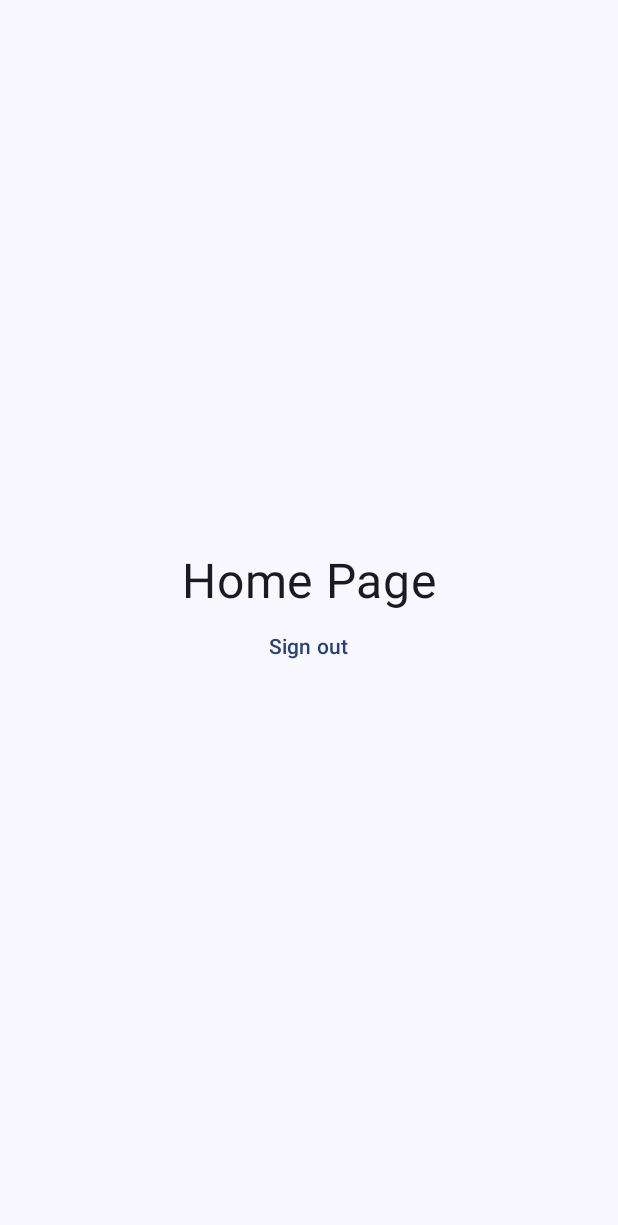
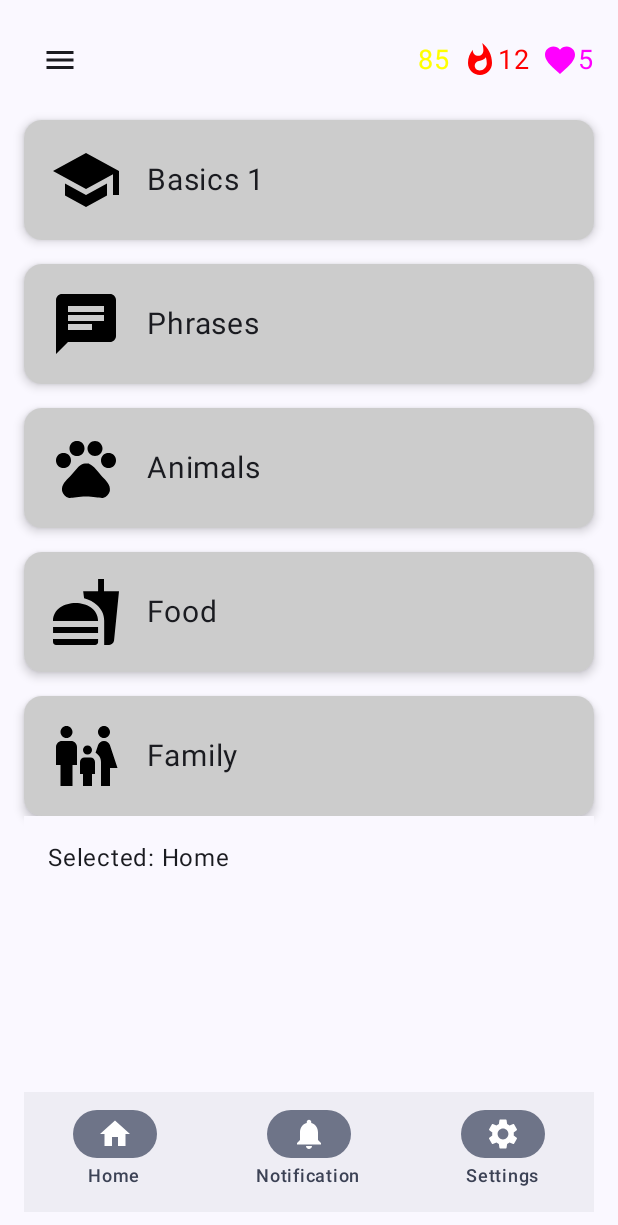
Before and after one commit to JunCodera1/LearningLanguageAndroid, an Android app built with Jetpack Compose: the HomeScreen screen opened through its navigation route, on a phone screen of 412 x 824 dp. Shown: the top 1225 px of the screen. Run offline under Robolectric (Android 15) with nearby library versions, the light colour scheme and no system bars; our stand-ins replace Firebase (no records; nobody signed in at launch, a user with empty details on screens opened directly), livedata-compose.

Commit message:
Add: Navigation Bottom

```diff
--- a/app/build.gradle.kts
+++ b/app/build.gradle.kts
@@ -68,4 +68,5 @@ dependencies {
     androidTestImplementation(libs.androidx.ui.test.junit4)
     debugImplementation(libs.androidx.ui.tooling)
     debugImplementation(libs.androidx.ui.test.manifest)
+    implementation(libs.androidx.material.icons.extended)
 }
--- /dev/null
+++ b/app/src/main/java/com/example/learninglanguage/navigation/NavItem.kt
@@ -0,0 +1,5 @@
+package com.example.learninglanguage.navigation
+
+import androidx.compose.ui.graphics.vector.ImageVector
+
+data class NavItem(val label: String, val icon: ImageVector)
--- /dev/null
+++ b/app/src/main/java/com/example/learninglanguage/plan.txt
@@ -0,0 +1,17 @@
+[Header: Logo + Profile + Notifications]
+|
+|-- Welcome Section: "Chào Mai! Bạn còn 2 bài để hoàn thành hôm nay."
+|   |-- Daily Streak: 🔥 7 ngày
+|   |-- XP Progress Bar: ▰▰▰▰▰ 80%
+|
+|-- Continue Learning Button: "Tiếp tục Bài 5: Gia đình"
+|
+|-- Skills Grid: [Nghe] [Nói] [Đọc] [Viết]
+|
+|-- Featured Topics Carousel: Du lịch, Công việc, Ẩm thực...
+|
+|-- Daily Challenge Card: "Dịch câu này và nhận 50 XP!"
+|
+|-- Community Section: "Thách đấu với bạn bè" + Leaderboard
+|
+[Footer: Support + Social Media]
--- /dev/null
+++ b/app/src/main/java/com/example/learninglanguage/ui/components/BottomNavigation.kt
@@ -0,0 +1,52 @@
+package com.example.learninglanguage.ui.components
+
+import androidx.compose.foundation.layout.fillMaxSize
+import androidx.compose.foundation.layout.padding
+import androidx.compose.material.icons.Icons
+import androidx.compose.material.icons.filled.Home
+import androidx.compose.material.icons.filled.Navigation
+import androidx.compose.material.icons.filled.Notifications
+import androidx.compose.material.icons.filled.Settings
+import androidx.compose.material3.Icon
+import androidx.compose.material3.NavigationBar
+import androidx.compose.material3.NavigationBarItem
+import androidx.compose.material3.Scaffold
+import androidx.compose.material3.Text
+import androidx.compose.runtime.Composable
+import androidx.compose.runtime.getValue
+import androidx.compose.runtime.mutableIntStateOf
+import androidx.compose.runtime.mutableStateOf
+import androidx.compose.runtime.remember
+import androidx.compose.runtime.setValue
+import androidx.compose.ui.Modifier
+import androidx.compose.ui.unit.dp
+import com.example.learninglanguage.navigation.NavItem
+@Composable
+fun BottomNavigation(modifier: Modifier = Modifier){
+    val navItemList = listOf(
+        NavItem("Home", Icons.Default.Home),
+        NavItem("Notification", Icons.Default.Notifications),
+        NavItem("Settings", Icons.Default.Settings)
+    )
+    val selectedIndex by remember { mutableIntStateOf(0) }
+    Scaffold(
+        modifier = Modifier.fillMaxSize(),
+        bottomBar = {
+            NavigationBar {
+                navItemList.forEachIndexed{ _, navItem ->
+                    NavigationBarItem(
+                        icon = { Icon(imageVector = navItem.icon, contentDescription = navItem.label) },
+                        label = { Text(text = navItem.label) },
+                        selected = true, // Cần logic xử lý trạng thái được chọn
+                        onClick = { /* TODO: Handle navigation */ }
+                    )
+                }
+            }
+        }
+    ) {  innerPadding ->
+        Text(
+            text = "Selected: ${navItemList[selectedIndex].label}",
+            modifier = Modifier.padding(innerPadding).padding(16.dp)
+        )
+    }
+}
--- /dev/null
+++ b/app/src/main/java/com/example/learninglanguage/ui/components/LessionGrid.kt
@@ -0,0 +1,27 @@
+package com.example.learninglanguage.ui.components
+import androidx.compose.foundation.layout.Arrangement
+import androidx.compose.foundation.layout.Column
+import androidx.compose.material.icons.Icons
+import androidx.compose.material.icons.filled.School
+import androidx.compose.material.icons.filled.Chat
+import androidx.compose.material.icons.filled.Pets
+import androidx.compose.material.icons.filled.Fastfood
+import androidx.compose.material.icons.filled.FamilyRestroom
+import androidx.compose.runtime.Composable
+import androidx.compose.ui.Alignment
+import androidx.compose.ui.unit.dp
+import androidx.navigation.NavController
+
+@Composable
+fun LessonGrid(navController: NavController) {
+    Column(
+        verticalArrangement = Arrangement.spacedBy(16.dp),
+        horizontalAlignment = Alignment.CenterHorizontally
+    ) {
+        LessonItem(title = "Basics 1", icon = Icons.Filled.School)
+        LessonItem(title = "Phrases", icon = Icons.Filled.Chat)
+        LessonItem(title = "Animals", icon = Icons.Filled.Pets)
+        LessonItem(title = "Food", icon = Icons.Filled.Fastfood)
+        LessonItem(title = "Family", icon = Icons.Filled.FamilyRestroom)
+    }
+}
--- /dev/null
+++ b/app/src/main/java/com/example/learninglanguage/ui/components/LessionItem.kt
@@ -0,0 +1,37 @@
+package com.example.learninglanguage.ui.components
+
+import androidx.compose.foundation.layout.*
+import androidx.compose.material.icons.Icons
+import androidx.compose.material3.*
+import androidx.compose.runtime.Composable
+import androidx.compose.ui.Modifier
+import androidx.compose.ui.graphics.Color
+import androidx.compose.ui.graphics.vector.ImageVector
+import androidx.compose.ui.unit.dp
+import androidx.compose.ui.unit.sp
+import androidx.compose.ui.Alignment
+
+@Composable
+fun LessonItem(title: String, icon: ImageVector) {
+    Card(
+        modifier = Modifier
+            .fillMaxWidth()
+            .height(80.dp),
+        colors = CardDefaults.cardColors(containerColor = Color.LightGray),
+        elevation = CardDefaults.cardElevation(4.dp)
+    ) {
+        Row(
+            modifier = Modifier.padding(16.dp),
+            verticalAlignment = Alignment.CenterVertically
+        ) {
+            Icon(
+                imageVector = icon,
+                contentDescription = title,
+                tint = Color.Black, // Có thể thay đổi màu sắc theo theme
+                modifier = Modifier.size(50.dp)
+            )
+            Spacer(modifier = Modifier.width(16.dp))
+            Text(text = title, fontSize = 20.sp)
+        }
+    }
+}
--- /dev/null
+++ b/app/src/main/java/com/example/learninglanguage/ui/components/TopBarSection.kt
@@ -0,0 +1,36 @@
+package com.example.learninglanguage.ui.components
+
+import androidx.compose.foundation.layout.*
+import androidx.compose.material.icons.Icons
+import androidx.compose.material.icons.filled.Menu
+import androidx.compose.material.icons.filled.Favorite
+import androidx.compose.material.icons.filled.Whatshot
+import androidx.compose.material3.*
+import androidx.compose.runtime.Composable
+import androidx.compose.ui.Alignment
+import androidx.compose.ui.Modifier
+import androidx.compose.ui.graphics.Color
+import androidx.compose.ui.unit.dp
+import androidx.compose.ui.unit.sp
+
+@Composable
+fun TopAppBarSection() {
+    Row(
+        modifier = Modifier.fillMaxWidth(),
+        horizontalArrangement = Arrangement.SpaceBetween,
+        verticalAlignment = Alignment.CenterVertically // ✅ Sửa lỗi Layout.Alignment
+    ) {
+        IconButton(onClick = { /* TODO: Mở menu */ }) {
+            Icon(imageVector = Icons.Filled.Menu, contentDescription = "Menu")
+        }
+        Row(verticalAlignment = Alignment.CenterVertically) { // ✅ Sửa lỗi Layout.Alignment
+            Text(text = "85", fontSize = 18.sp, color = Color.Yellow)
+            Spacer(modifier = Modifier.width(8.dp))
+            Icon(imageVector = Icons.Filled.Whatshot, contentDescription = "Streak", tint = Color.Red)
+            Text(text = "12", fontSize = 18.sp, color = Color.Red)
+            Spacer(modifier = Modifier.width(8.dp))
+            Icon(imageVector = Icons.Filled.Favorite, contentDescription = "Hearts", tint = Color.Magenta)
+            Text(text = "5", fontSize = 18.sp, color = Color.Magenta)
+        }
+    }
+}
--- a/app/src/main/java/com/example/learninglanguage/ui/screens/HomeScreen.kt
+++ b/app/src/main/java/com/example/learninglanguage/ui/screens/HomeScreen.kt
@@ -1,42 +1,54 @@
 package com.example.learninglanguage.ui.screens
 
-import androidx.compose.foundation.layout.Arrangement
-import androidx.compose.foundation.layout.Column
-import androidx.compose.foundation.layout.fillMaxSize
-import androidx.compose.material3.Text
-import androidx.compose.material3.TextButton
-import androidx.compose.runtime.Composable
-import androidx.compose.runtime.LaunchedEffect
+import androidx.compose.foundation.Image
+import androidx.compose.foundation.layout.*
+import androidx.compose.foundation.shape.CircleShape
+import androidx.compose.material3.*
+import androidx.compose.runtime.*
 import androidx.compose.runtime.livedata.observeAsState
 import androidx.compose.ui.Alignment
 import androidx.compose.ui.Modifier
+import androidx.compose.ui.draw.clip
+import androidx.compose.ui.graphics.Color
+import androidx.compose.ui.res.painterResource
+import androidx.compose.ui.unit.dp
 import androidx.compose.ui.unit.sp
 import androidx.navigation.NavController
 import com.example.learninglanguage.viewmodel.AuthState
 import com.example.learninglanguage.viewmodel.AuthViewModel
+import com.example.learninglanguage.R // Import hình ảnh từ resources
+import com.example.learninglanguage.ui.components.BottomNavigation
+import com.example.learninglanguage.ui.components.LessonGrid
+import com.example.learninglanguage.ui.components.TopAppBarSection
 
 @Composable
-fun HomeScreen(modifier: Modifier = Modifier, navController: NavController, authViewModel: AuthViewModel){
+fun HomeScreen(modifier: Modifier = Modifier, navController: NavController, authViewModel: AuthViewModel) {
     val authState = authViewModel.authState.observeAsState()
 
     LaunchedEffect(authState.value) {
-        when(authState.value){
+        when (authState.value) {
             is AuthState.Unauthenticated -> navController.navigate("login")
             else -> Unit
         }
     }
 
     Column(
-        modifier = modifier.fillMaxSize(),
-        verticalArrangement = Arrangement.Center,
+        modifier = modifier.fillMaxSize().padding(16.dp),
+        verticalArrangement = Arrangement.Top,
         horizontalAlignment = Alignment.CenterHorizontally
     ) {
-        Text(text="Home Page", fontSize = 32.sp)
+        TopAppBarSection()
 
-        TextButton(onClick = {
-            authViewModel.signout()
-        }) {
-            Text(text = "Sign out")
-        }
+        Spacer(modifier = Modifier.height(16.dp))
+
+        // Danh sách các bài học
+        LessonGrid(navController)
+
+        Spacer(modifier = Modifier.weight(1f))
+        BottomNavigation()
+//        // Nút Sign out
+//        Button(onClick = { authViewModel.signout() }) {
+//            Text(text = "Sign out")
+//        }
     }
 }
--- a/gradle/libs.versions.toml
+++ b/gradle/libs.versions.toml
@@ -50,6 +50,7 @@ kotlinx_immutable = "0.3.8"
 ksp = "2.1.10-1.0.29"
 maps-compose = "3.1.1"
 # @keep
+materialIconsExtended = "1.4.0"
 minSdk = "21"
 navigationCompose = "2.7.5"
 okhttp = "4.12.0"
@@ -68,6 +69,7 @@ runtimeLivedata = "1.7.8"
 
 [libraries]
 androidx-core-ktx = { group = "androidx.core", name = "core-ktx", version.ref = "coreKtx" }
+androidx-material-icons-extended = { module = "androidx.compose.material:material-icons-extended", version.ref = "materialIconsExtended" }
 androidx-navigation-compose-v275 = { module = "androidx.navigation:navigation-compose", version.ref = "navigationCompose" }
 coil-compose-v240 = { module = "io.coil-kt:coil-compose", version.ref = "coilCompose" }
 junit = { group = "junit", name = "junit", version.ref = "junit" }
```
